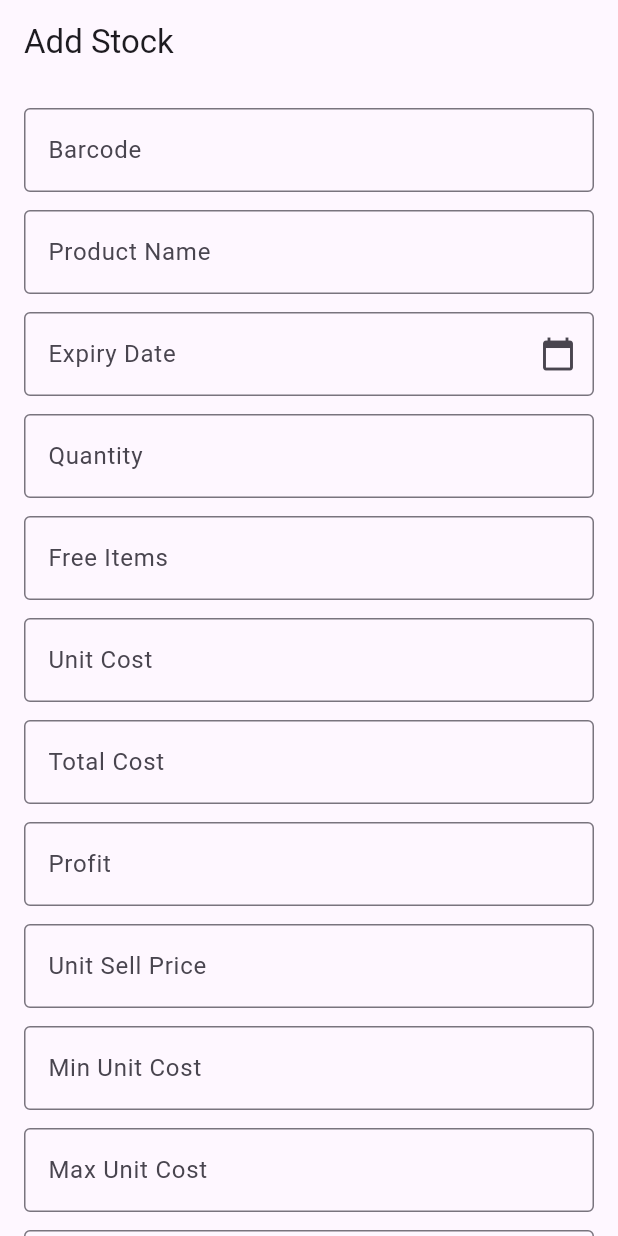
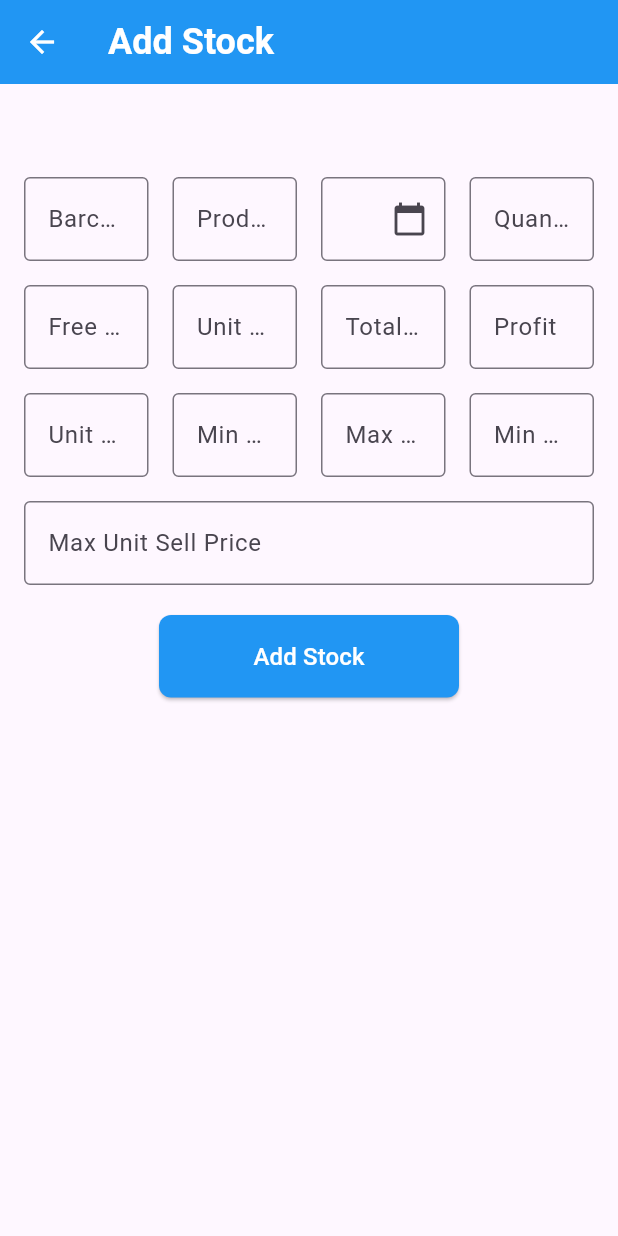
Before and after one commit to karththikeyanK/pharm, a Flutter app: the AddStockPage screen opened by its route, on a phone screen of 412 x 824 dp. Run offline on Flutter 3.47's test engine with Material 3 defaults, Android fonts, the phone set to English and light mode, and no system bars; our stand-ins replace flutter_riverpod, go_router, sqflite, sqflite_common_ffi; accounts and stored records are empty.

Commit message:
add stock page ui updated

```diff
--- a/lib/pages/stock/add_stock.dart
+++ b/lib/pages/stock/add_stock.dart
@@ -77,32 +77,89 @@ class AddStockPageState extends ConsumerState<AddStockPage> {
   @override
   Widget build(BuildContext context) {
     return Scaffold(
-      appBar: AppBar(title: Text('Add Stock')),
+      appBar: AppBar(
+        title: Text('Add Stock', style: TextStyle(fontSize: 24,color: Colors.white, fontWeight: FontWeight.bold)),
+        backgroundColor: Colors.blue,
+        leading: IconButton(
+          icon: Icon(Icons.arrow_back, color: Colors.white),
+          onPressed: () {
+            GoRouter.of(context).go(ADMIN_SETTINGS);
+          },
+        ),
+      ),
       body: SingleChildScrollView(
         padding: EdgeInsets.all(16.0),
         child: Form(
           key: _formKey,
           child: Column(
             children: [
-              _buildTextField(barcodeController, 'Barcode'),
-              _buildTextField(nameController, 'Product Name'),
-              _buildDateField(context),
-              _buildNumberField(quantityController, 'Quantity'),
-              _buildNumberField(freeController, 'Free Items'),
-              _buildNumberField(unitCostController, 'Unit Cost'),
-              _buildNumberField(totalCostController, 'Total Cost'),
-              _buildNumberField(profitController, 'Profit'),
-              _buildNumberField(unitSellPriceController, 'Unit Sell Price'),
-              _buildNumberField(minUnitCostController, 'Min Unit Cost'),
-              _buildNumberField(maxUnitCostController, 'Max Unit Cost'),
-              _buildNumberField(minUnitSellPriceController, 'Min Unit Sell Price'),
-              _buildNumberField(maxUnitSellPriceController, 'Max Unit Sell Price'),
+              SizedBox(height: 46),
+              // First Row: Barcode, Product Name, Expiry Date, Quantity
+              Row(
+                children: [
+                  Expanded(child: _buildTextField(barcodeController, 'Barcode')),
+                  SizedBox(width: 16),
+                  Expanded(child: _buildTextField(nameController, 'Product Name')),
+                  SizedBox(width: 16),
+                  Expanded(child: _buildDateField(context)),
+                  SizedBox(width: 16),
+                  Expanded(child: _buildNumberField(quantityController, 'Quantity')),
+                ],
+              ),
+              SizedBox(height: 16),
+
+              // Second Row: Free Items, Unit Cost, Total Cost, Profit
+              Row(
+                children: [
+                  Expanded(child: _buildNumberField(freeController, 'Free Items')),
+                  SizedBox(width: 16),
+                  Expanded(child: _buildNumberField(unitCostController, 'Unit Cost')),
+                  SizedBox(width: 16),
+                  Expanded(child: _buildNumberField(totalCostController, 'Total Cost')),
+                  SizedBox(width: 16),
+                  Expanded(child: _buildNumberField(profitController, 'Profit')),
+                ],
+              ),
+              SizedBox(height: 16),
+
+              // Third Row: Unit Sell Price, Min Unit Cost, Max Unit Cost, Min Unit Sell Price
+              Row(
+                children: [
+                  Expanded(child: _buildNumberField(unitSellPriceController, 'Unit Sell Price')),
+                  SizedBox(width: 16),
+                  Expanded(child: _buildNumberField(minUnitCostController, 'Min Unit Cost')),
+                  SizedBox(width: 16),
+                  Expanded(child: _buildNumberField(maxUnitCostController, 'Max Unit Cost')),
+                  SizedBox(width: 16),
+                  Expanded(child: _buildNumberField(minUnitSellPriceController, 'Min Unit Sell Price')),
+                ],
+              ),
+              SizedBox(height: 16),
+
+              // Fourth Row: Max Unit Sell Price
+              Row(
+                children: [
+                  Expanded(child: _buildNumberField(maxUnitSellPriceController, 'Max Unit Sell Price')),
+                ],
+              ),
               SizedBox(height: 20),
-              ElevatedButton(
+// Add Stock Button
+              SizedBox(
+                width: 200, // Set a specific width for the button
+                child: ElevatedButton(
                   onPressed: () => addStock(context, ref),
-                child: Text('Add Stock'),
                   style: ElevatedButton.styleFrom(
-                  minimumSize: Size(double.infinity, 50),
+                    backgroundColor: Colors.blue,
+                    padding: const EdgeInsets.symmetric(vertical: 16),
+                    shape: RoundedRectangleBorder(
+                      borderRadius: BorderRadius.circular(8.0),
+                    ),
+                  ),
+                  child: const Text(
+                    'Add Stock',
+                    style: TextStyle(fontSize: 16,color: Colors.white),
+
+                  ),
                 ),
               ),
             ],
@@ -113,32 +170,24 @@ class AddStockPageState extends ConsumerState<AddStockPage> {
   }
 
   Widget _buildTextField(TextEditingController controller, String label) {
-    return Padding(
-      padding: const EdgeInsets.only(bottom: 12.0),
-      child: TextFormField(
+    return TextFormField(
       controller: controller,
       decoration: InputDecoration(labelText: label, border: OutlineInputBorder()),
-        validator: (value) => value!.isEmpty ? 'Required field' : null,
-      ),
+      // validator: (value) => value!.isEmpty ? 'Required field' : null,
     );
   }
 
   Widget _buildNumberField(TextEditingController controller, String label) {
-    return Padding(
-      padding: const EdgeInsets.only(bottom: 12.0),
-      child: TextFormField(
+    return TextFormField(
       controller: controller,
       keyboardType: TextInputType.number,
       decoration: InputDecoration(labelText: label, border: OutlineInputBorder()),
-        validator: (value) => (value == null || value.isEmpty) ? 'Required field' : null,
-      ),
+      // validator: (value) => (value == null || value.isEmpty) ? 'Required field' : null,
     );
   }
 
   Widget _buildDateField(BuildContext context) {
-    return Padding(
-      padding: const EdgeInsets.only(bottom: 12.0),
-      child: TextFormField(
+    return TextFormField(
       controller: expiryDateController,
       readOnly: true,
       decoration: InputDecoration(
@@ -150,7 +199,6 @@ class AddStockPageState extends ConsumerState<AddStockPage> {
         ),
       ),
       validator: (value) => value!.isEmpty ? 'Select an expiry date' : null,
-      ),
     );
   }
 }
```
Lines whose indentation alone changed are shown as unchanged.
